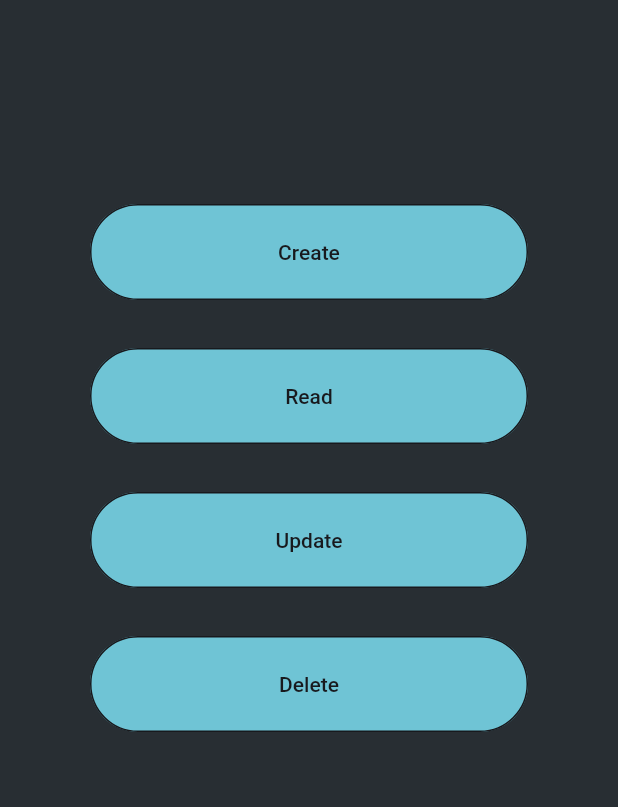
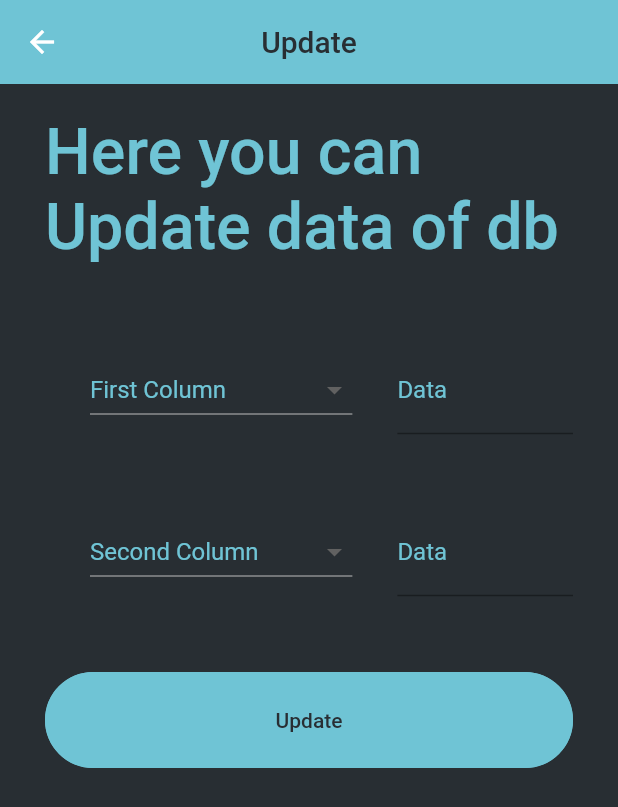
Before and after one commit to khakestari/local-drift-crud-for-flutter, a Flutter app: the screen it shows after launch, after a tap on "Update", on a phone screen of 412 x 824 dp. Shown: the top 807 px of the screen. Run offline on Flutter 3.47's test engine with Material 2 defaults, Android fonts, the phone set to English and light mode, and no system bars; our stand-ins replace drift; accounts and stored records are empty; generated files the repository leaves out were written again.

Commit message:
update ui and delete ui

```diff
--- /dev/null
+++ b/lib/Screens/Delete/widget/inputfield.dart
@@ -0,0 +1,18 @@
+import 'package:flutter/material.dart';
+import 'package:crudsample/constants.dart';
+
+class inputfield extends StatelessWidget {
+  const inputfield({super.key, this.controller});
+  final controller;
+  @override
+  Widget build(BuildContext context) {
+    return TextField(
+      controller: controller,
+      style: TextStyle(
+        color: Colors.white,
+      ),
+      decoration: InputDecoration(
+          labelText: 'Data', labelStyle: TextStyle(color: color2)),
+    );
+  }
+}
--- a/lib/Screens/Home/widget/option.dart
+++ b/lib/Screens/Home/widget/option.dart
@@ -1,5 +1,7 @@
 import 'package:crudsample/Screens/Create/create.dart';
 import 'package:crudsample/Screens/Read/read.dart';
+import 'package:crudsample/Screens/Delete/delete.dart';
+import 'package:crudsample/Screens/Update/update.dart';
 import 'package:flutter/material.dart';
 import 'package:crudsample/constants.dart';
 
@@ -71,7 +73,11 @@ class Option extends StatelessWidget {
           Container(
             padding: EdgeInsets.symmetric(vertical: 16, horizontal: 30),
             child: TextButton(
-              onPressed: () {},
+              onPressed: () {
+                Navigator.push(context, MaterialPageRoute(builder: (context) {
+                  return Up();
+                }));
+              },
               child: Container(
                 padding:
                     const EdgeInsets.symmetric(vertical: 16, horizontal: 30),
@@ -92,7 +98,11 @@ class Option extends StatelessWidget {
           Container(
             padding: EdgeInsets.symmetric(vertical: 16, horizontal: 30),
             child: TextButton(
-              onPressed: () {},
+              onPressed: () {
+                Navigator.push(context, MaterialPageRoute(builder: (context) {
+                  return Del();
+                }));
+              },
               child: Container(
                 padding:
                     const EdgeInsets.symmetric(vertical: 16, horizontal: 30),
--- /dev/null
+++ b/lib/Screens/Update/update.dart
@@ -0,0 +1,187 @@
+import 'package:crudsample/Screens/Update/widget/form.dart';
+import 'package:flutter/material.dart';
+import 'package:crudsample/constants.dart';
+import 'package:crudsample/Data/Local/DB/database.dart';
+
+bool validateMobile(String value) {
+  String pattern = r'(^(?:[+0]9)?[0-9]{10,12}$)';
+  RegExp regExp = new RegExp(pattern);
+  if (value.length == 0) {
+    return false;
+  } else if (!regExp.hasMatch(value)) {
+    return false;
+  }
+  return true;
+}
+
+bool validateEmail(String value) {
+  String pattern =
+      r"^[a-zA-Z0-9.a-zA-Z0-9.!#$%&'*+-/=?^_`{|}~]+@[a-zA-Z0-9]+\.[a-zA-Z]+";
+  RegExp regExp = new RegExp(pattern);
+  if (!regExp.hasMatch(value)) {
+    return false;
+  }
+  return true;
+}
+
+bool validateBankAccountNumber(String value) {
+  String pattern = r'(^[0-9]{16}$)';
+  RegExp regExp = new RegExp(pattern);
+  if (value.length == 0) {
+    return false;
+  } else if (!regExp.hasMatch(value)) {
+    return false;
+  }
+  return true;
+}
+
+class Up extends StatefulWidget {
+  @override
+  State<Up> createState() => UpState();
+}
+
+class UpState extends State<Up> {
+  Database database = Database();
+  static var temp;
+  String text = '';
+  @override
+  showtxt() {
+    setState(() {
+      if (temp != 0) {
+        text = 'data modified successfuly!';
+      } else {
+        text = 'update failed!';
+      }
+    });
+  }
+
+  @override
+  Widget build(BuildContext context) {
+    return Scaffold(
+      appBar: buildAppBar(),
+      body: SingleChildScrollView(
+          child: Column(
+        crossAxisAlignment: CrossAxisAlignment.start,
+        children: <Widget>[
+          TextOnTop(),
+          form(),
+          Container(
+            padding: const EdgeInsets.symmetric(vertical: 16, horizontal: 30),
+            child: TextButton(
+              style: TextButton.styleFrom(
+                  backgroundColor: color2,
+                  shape: RoundedRectangleBorder(
+                      borderRadius: BorderRadius.circular(36),
+                      side: BorderSide(color: color2))),
+              onPressed: () async {
+                final txt1 = form.txtController1.value.text;
+                final txt2 = form.txtController2.value.text;
+                var temp2 = [form.SelectCol2, txt2];
+                if (form.SelectCol2 == 'phoneNumber' && !validateMobile(txt2)) {
+                  print('not valid Mobile Number');
+                  return;
+                }
+                if (form.SelectCol2 == 'email' && !validateEmail(txt2)) {
+                  print('not valid email');
+                  return;
+                }
+                if (form.SelectCol2 == 'bankAccountNumber' &&
+                    !validateBankAccountNumber(txt2)) {
+                  print('not valid BankAccountNumber');
+                  return;
+                }
+                // condtion uniqe person
+                if (form.SelectCol2 == 'firstname' ||
+                    form.SelectCol2 == 'lastname' ||
+                    form.SelectCol2 == 'dateOfBirth') {
+                  List condition =
+                      await database.getCustomer(form.SelectCol2, txt2);
+                  List modif =
+                      await database.getCustomer(form.SelectCol1, txt1);
+                  print(modif);
+                  // print(condition[0].lastname);
+                  for (var i in condition) {
+                    if (form.SelectCol2 == 'firstname' &&
+                        i.firstname == txt2 &&
+                        i.lastname == modif[0].lastname &&
+                        i.dateOfBirth == modif[0].dateOfBirth) {
+                      print('firstname + lastname + date of birth exist!');
+                      return;
+                    }
+                    if (form.SelectCol2 == 'lastname' &&
+                        i.firstname == modif[0].firstname &&
+                        i.lastname == txt2 &&
+                        i.dateOfBirth == modif[0].dateOfBirth) {
+                      print('firstname + lastname + date of birth exist!');
+                      return;
+                    }
+                    if (form.SelectCol2 == 'dateOfBirth' &&
+                        i.firstname == modif[0].firstname &&
+                        i.lastname == modif[0].lastname &&
+                        i.dateOfBirth == txt2) {
+                      print('firstname + lastname + date of birth exist!');
+                      return;
+                    }
+                  }
+                }
+
+                if (txt1.isEmpty || txt2.isEmpty) {
+                  return;
+                }
+                //await database.upCustomer('firstname', key2, value1, value2)
+                temp = await database.upCustomer(
+                    form.SelectCol1, form.SelectCol2, txt1, txt2);
+                showtxt();
+                print(temp.toString());
+              },
+              child: Container(
+                padding: const EdgeInsets.symmetric(vertical: 16),
+                alignment: Alignment.center,
+                width: double.infinity,
+                child: const Text(
+                  'Update',
+                  style: TextStyle(color: Color.fromARGB(255, 40, 46, 51)),
+                ),
+              ),
+            ),
+          ),
+          Datatext(),
+        ],
+      )),
+    );
+  }
+
+  Container Datatext() {
+    return Container(
+      padding: const EdgeInsets.symmetric(horizontal: 30, vertical: 20),
+      child: Text(
+        text,
+        style:
+            TextStyle(color: color2, fontSize: 17, fontWeight: FontWeight.w300),
+      ),
+    );
+  }
+}
+
+Container TextOnTop() {
+  return Container(
+    padding: const EdgeInsets.symmetric(horizontal: 30, vertical: 20),
+    child: Text(
+      "Here you can Update data of db",
+      style:
+          TextStyle(color: color2, fontSize: 43, fontWeight: FontWeight.w500),
+    ),
+  );
+}
+
+AppBar buildAppBar() {
+  return AppBar(
+    backgroundColor: color2,
+    elevation: 0,
+    centerTitle: true,
+    title: Text(
+      "Update",
+      style: TextStyle(color: color1),
+    ),
+  );
+}
--- /dev/null
+++ b/lib/Screens/Update/widget/form.dart
@@ -0,0 +1,133 @@
+import 'package:crudsample/Screens/Update/widget/inputfield.dart';
+import 'package:flutter/material.dart';
+import 'package:crudsample/constants.dart';
+
+class form extends StatelessWidget {
+  const form({
+    Key? key,
+  }) : super(key: key);
+  static final txtController1 = TextEditingController();
+  static final txtController2 = TextEditingController();
+  static var SelectCol1;
+  static var SelectCol2;
+  @override
+  Widget build(BuildContext context) {
+    return Container(
+        padding: const EdgeInsets.symmetric(horizontal: 30, vertical: 20),
+        child: Column(
+          children: <Widget>[
+            Row(
+              children: [
+                Schemselect1(),
+                Flexible(
+                  child: inputfield(
+                    controller: txtController1,
+                  ),
+                ),
+              ],
+            ),
+            const SizedBox(
+              height: 20,
+            ),
+            Row(
+              children: [
+                Schemselect2(),
+                Flexible(
+                  child: inputfield(
+                    controller: txtController2,
+                  ),
+                ),
+              ],
+            ),
+          ],
+        ));
+  }
+}
+
+class Schemselect1 extends StatefulWidget {
+  @override
+  State<Schemselect1> createState() => _Schemselect1State();
+}
+
+class _Schemselect1State extends State<Schemselect1> {
+  String? selectedText;
+  @override
+  Widget build(BuildContext context) {
+    return Container(
+        padding: const EdgeInsets.symmetric(horizontal: 30, vertical: 20),
+        child: Column(children: <Widget>[
+          DropdownButton(
+            hint: Text(
+              'First Column',
+              style: TextStyle(color: color2),
+            ),
+            value: selectedText,
+            items: <String>['phoneNumber', 'email', 'bankAccountNumber']
+                .map((String value) {
+              return DropdownMenuItem<String>(
+                value: value,
+                child: Text(
+                  value,
+                  style: TextStyle(color: color2),
+                ),
+              );
+            }).toList(),
+            onChanged: (val) {
+              setState(
+                () {
+                  selectedText = val.toString();
+                  form.SelectCol1 = val.toString();
+                },
+              );
+            },
+          ),
+        ]));
+  }
+}
+
+class Schemselect2 extends StatefulWidget {
+  @override
+  State<Schemselect2> createState() => _Schemselect2State();
+}
+
+class _Schemselect2State extends State<Schemselect2> {
+  String? selectedText;
+  @override
+  Widget build(BuildContext context) {
+    return Container(
+        padding: const EdgeInsets.symmetric(horizontal: 30, vertical: 20),
+        child: Column(children: <Widget>[
+          DropdownButton(
+            hint: Text(
+              'Second Column',
+              style: TextStyle(color: color2),
+            ),
+            value: selectedText,
+            items: <String>[
+              'firstname',
+              'lastname',
+              'dateOfBirth',
+              'phoneNumber',
+              'email',
+              'bankAccountNumber'
+            ].map((String value) {
+              return DropdownMenuItem<String>(
+                value: value,
+                child: Text(
+                  value,
+                  style: TextStyle(color: color2),
+                ),
+              );
+            }).toList(),
+            onChanged: (val) {
+              setState(
+                () {
+                  selectedText = val.toString();
+                  form.SelectCol2 = val.toString();
+                },
+              );
+            },
+          ),
+        ]));
+  }
+}
--- /dev/null
+++ b/lib/Screens/Update/widget/inputfield.dart
@@ -0,0 +1,18 @@
+import 'package:flutter/material.dart';
+import 'package:crudsample/constants.dart';
+
+class inputfield extends StatelessWidget {
+  const inputfield({super.key, this.controller});
+  final controller;
+  @override
+  Widget build(BuildContext context) {
+    return TextField(
+      controller: controller,
+      style: TextStyle(
+        color: Colors.white,
+      ),
+      decoration: InputDecoration(
+          labelText: 'Data', labelStyle: TextStyle(color: color2)),
+    );
+  }
+}
```
Also changed, not shown: lib/Data/Local/DB/database.dart (+103 -72 lines), lib/Screens/Delete/delete.dart (added, +103 -0 lines), lib/Screens/Delete/widget/form.dart (added, +77 -0 lines).
